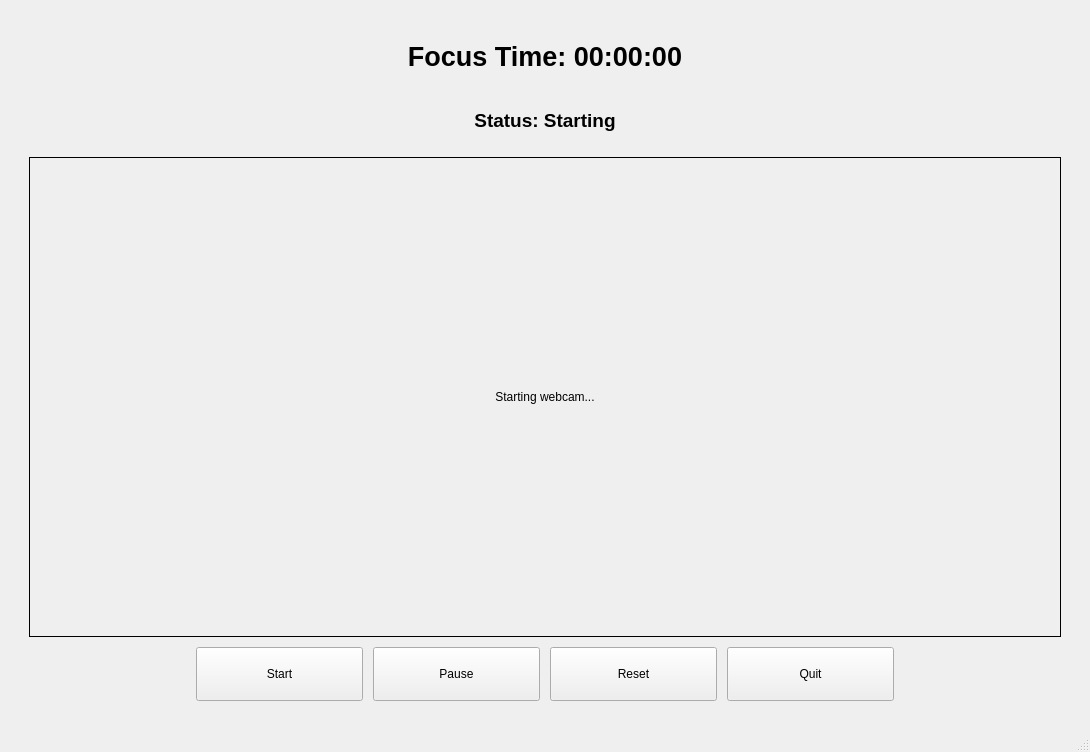
This is interface.ui in Iamaradia/FlowZen as Qt 5 draws it before an edit. The edited form follows.
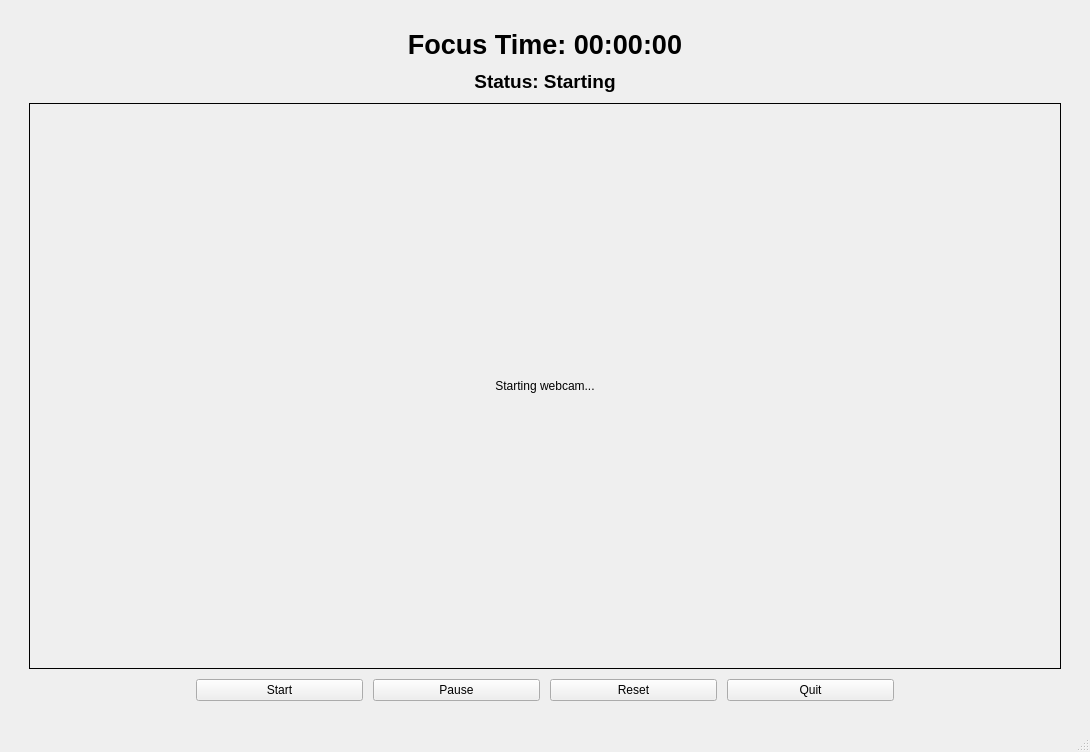
This is the edited form.

Diff of the .ui file:
```diff
--- a/interface.ui
+++ b/interface.ui
@@ -28,7 +28,7 @@
    </property>
    <layout class="QVBoxLayout" name="verticalLayout_2">
     <item>
-     <layout class="QVBoxLayout" name="verticalLayout" stretch="1,1,1,1">
+     <layout class="QVBoxLayout" name="verticalLayout" stretch="0,0,1,0">
       <property name="spacing">
        <number>10</number>
       </property>
@@ -72,7 +72,7 @@
       <item>
        <widget class="QLabel" name="status_label">
         <property name="sizePolicy">
-         <sizepolicy hsizetype="Expanding" vsizetype="Expanding">
+         <sizepolicy hsizetype="Expanding" vsizetype="Preferred">
           <horstretch>0</horstretch>
           <verstretch>0</verstretch>
          </sizepolicy>
@@ -137,7 +137,7 @@
         <item>
          <widget class="QPushButton" name="start_button">
           <property name="sizePolicy">
-           <sizepolicy hsizetype="Expanding" vsizetype="Expanding">
+           <sizepolicy hsizetype="Expanding" vsizetype="Fixed">
             <horstretch>0</horstretch>
             <verstretch>0</verstretch>
            </sizepolicy>
@@ -150,7 +150,7 @@
         <item>
          <widget class="QPushButton" name="pause_button">
           <property name="sizePolicy">
-           <sizepolicy hsizetype="Expanding" vsizetype="Expanding">
+           <sizepolicy hsizetype="Expanding" vsizetype="Fixed">
             <horstretch>0</horstretch>
             <verstretch>0</verstretch>
            </sizepolicy>
@@ -163,7 +163,7 @@
         <item>
          <widget class="QPushButton" name="reset_button">
           <property name="sizePolicy">
-           <sizepolicy hsizetype="Expanding" vsizetype="Expanding">
+           <sizepolicy hsizetype="Expanding" vsizetype="Fixed">
             <horstretch>0</horstretch>
             <verstretch>0</verstretch>
            </sizepolicy>
@@ -176,7 +176,7 @@
         <item>
          <widget class="QPushButton" name="quit_button">
           <property name="sizePolicy">
-           <sizepolicy hsizetype="Expanding" vsizetype="Expanding">
+           <sizepolicy hsizetype="Expanding" vsizetype="Fixed">
             <horstretch>0</horstretch>
             <verstretch>0</verstretch>
            </sizepolicy>
```
